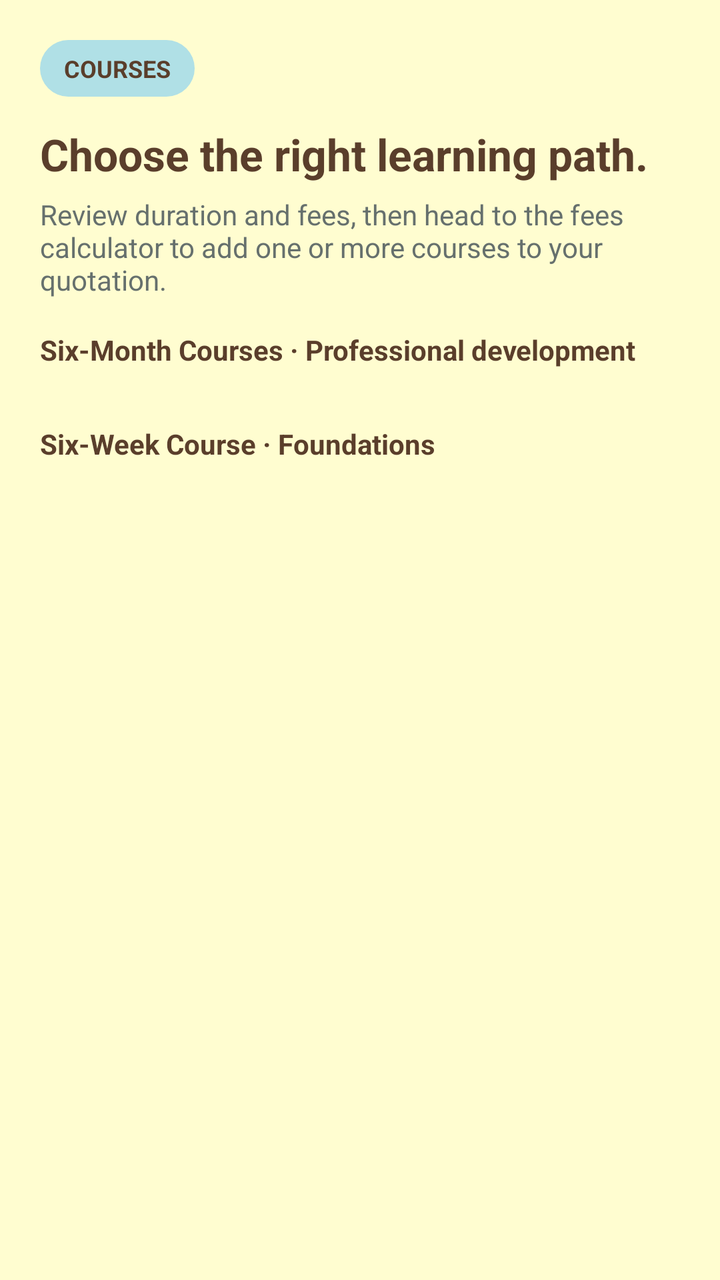
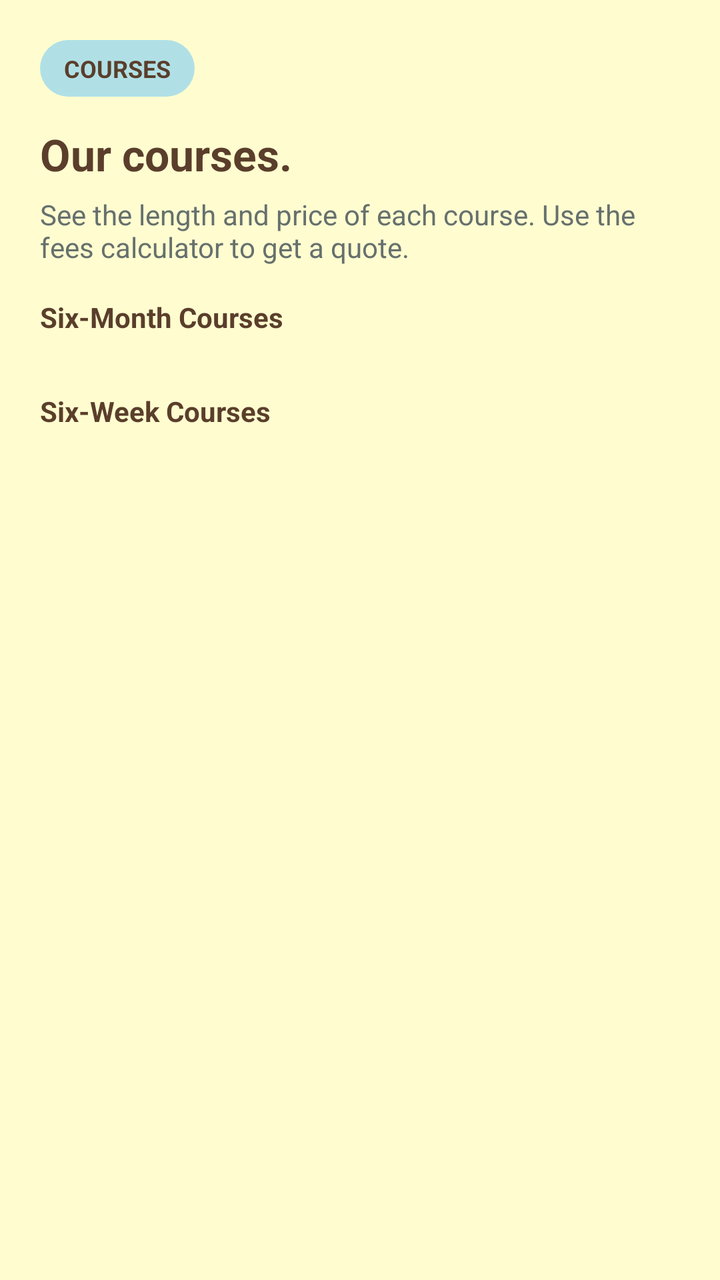

Before-and-after screenshots of an Android layout around one commit, followed by the original layout XML and the change that was made.
<!-- AndroidManifest.xml: application theme Theme.PawsitiveAcademy -->
<!-- res/layout/fragment_courses.xml -->
<?xml version="1.0" encoding="utf-8"?>
<ScrollView xmlns:android="http://schemas.android.com/apk/res/android"
    android:layout_width="match_parent"
    android:layout_height="match_parent"
    android:fillViewport="true">

    <LinearLayout
        android:layout_width="match_parent"
        android:layout_height="wrap_content"
        android:orientation="vertical"
        android:padding="20dp">

        <TextView
            android:layout_width="wrap_content"
            android:layout_height="wrap_content"
            android:text="COURSES"
            android:textColor="@color/brown"
            android:textStyle="bold"
            android:textSize="12sp"
            android:background="@drawable/bg_pill"
            android:paddingHorizontal="12dp"
            android:paddingVertical="6dp" />

        <TextView
            android:layout_width="wrap_content"
            android:layout_height="wrap_content"
            android:layout_marginTop="14dp"
            android:text="Choose the right learning path."
            android:textColor="@color/brown"
            android:textSize="22sp"
            android:textStyle="bold" />

        <TextView
            android:layout_width="match_parent"
            android:layout_height="wrap_content"
            android:layout_marginTop="6dp"
            android:layout_marginBottom="16dp"
            android:text="Review duration and fees, then head to the fees calculator to add one or more courses to your quotation."
            android:textColor="@color/muted" />

        <TextView
            android:layout_width="wrap_content"
            android:layout_height="wrap_content"
            android:text="Six-Month Courses · Professional development"
            android:textColor="@color/brown"
            android:textStyle="bold"
            android:textSize="14sp"
            android:layout_marginBottom="10dp" />

        <LinearLayout
            android:id="@+id/sixMonthContainer"
            android:layout_width="match_parent"
            android:layout_height="wrap_content"
            android:orientation="vertical" />

        <TextView
            android:layout_width="wrap_content"
            android:layout_height="wrap_content"
            android:layout_marginTop="18dp"
            android:text="Six-Week Course · Foundations"
            android:textColor="@color/brown"
            android:textStyle="bold"
            android:textSize="14sp"
            android:layout_marginBottom="10dp" />

        <LinearLayout
            android:id="@+id/sixWeekContainer"
            android:layout_width="match_parent"
            android:layout_height="wrap_content"
            android:orientation="vertical" />

    </LinearLayout>
</ScrollView>
<!-- resources referenced by this layout -->
<resources>
  <color name="brown">#5A3E2B</color>
  <color name="muted">#66706D</color>
  <!-- drawable bg_pill (drawable) -->
  <?xml version="1.0" encoding="utf-8"?>
  <shape xmlns:android="http://schemas.android.com/apk/res/android" android:shape="rectangle">
      <solid android:color="@color/blue" />
      <corners android:radius="999dp" />
  </shape>
  <style name="Theme.PawsitiveAcademy" parent="Theme.MaterialComponents.DayNight.NoActionBar">
          <item name="colorPrimary">@color/tan</item>
          <item name="colorPrimaryDark">@color/brown</item>
          <item name="colorAccent">@color/blue</item>
          <item name="android:statusBarColor" tools:targetApi="l">@color/brown</item>
          <item name="android:windowBackground">@color/cream</item>
      </style>
  <color name="blue">#B0E0E6</color>
  <color name="tan">#C68B59</color>
  <color name="cream">#FFFDD0</color>
</resources>

<!-- the commit's change to res/layout/fragment_courses.xml (unified diff, before → after) -->
@@ -25,7 +25,7 @@
             android:layout_width="wrap_content"
             android:layout_height="wrap_content"
             android:layout_marginTop="14dp"
-            android:text="Choose the right learning path."
+            android:text="Our courses."
             android:textColor="@color/brown"
             android:textSize="22sp"
             android:textStyle="bold" />
@@ -35,13 +35,13 @@
             android:layout_height="wrap_content"
             android:layout_marginTop="6dp"
             android:layout_marginBottom="16dp"
-            android:text="Review duration and fees, then head to the fees calculator to add one or more courses to your quotation."
+            android:text="See the length and price of each course. Use the fees calculator to get a quote."
             android:textColor="@color/muted" />
 
         <TextView
             android:layout_width="wrap_content"
             android:layout_height="wrap_content"
-            android:text="Six-Month Courses · Professional development"
+            android:text="Six-Month Courses"
             android:textColor="@color/brown"
             android:textStyle="bold"
             android:textSize="14sp"
@@ -57,7 +57,7 @@
             android:layout_width="wrap_content"
             android:layout_height="wrap_content"
             android:layout_marginTop="18dp"
-            android:text="Six-Week Course · Foundations"
+            android:text="Six-Week Courses"
             android:textColor="@color/brown"
             android:textStyle="bold"
             android:textSize="14sp"
